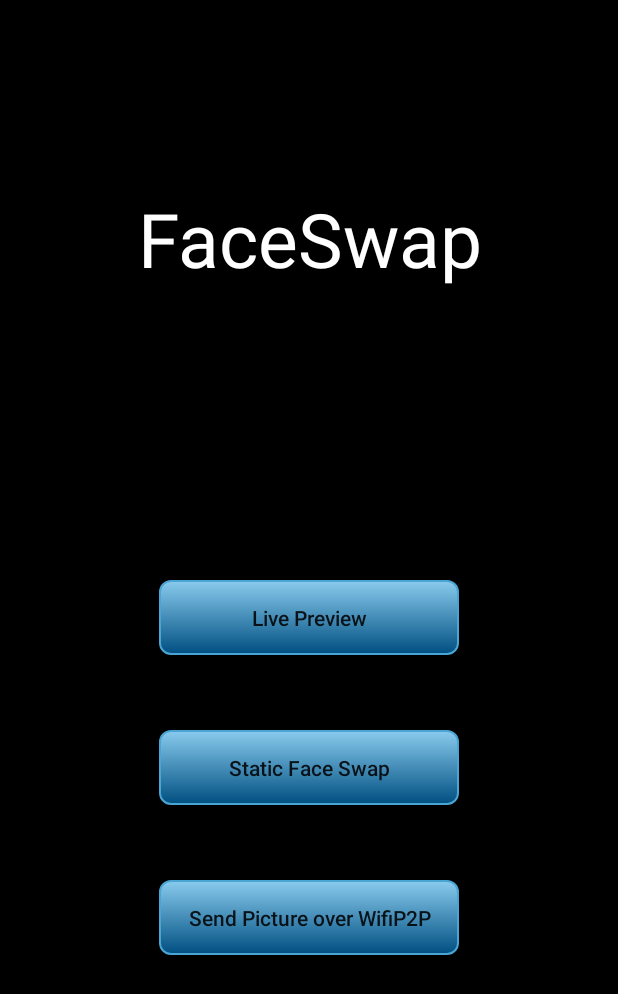
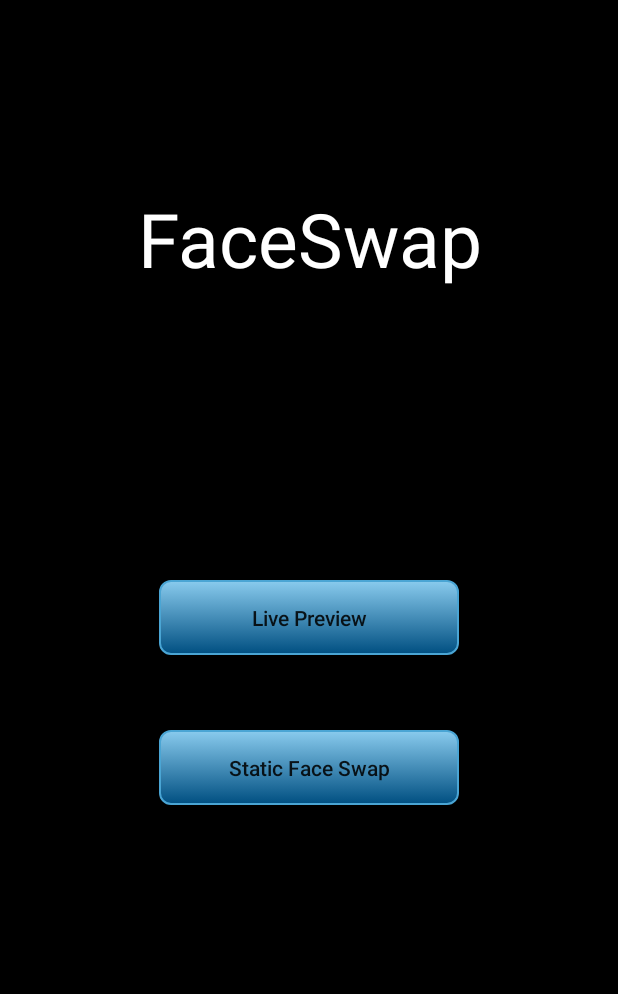
Before and after one commit to MrKhantee/faceSWAPBasicVersion, an Android app: the screen it shows after launch (MainActivity), on a phone screen of 412 x 824 dp. Shown: the top 994 px of the screen. Run offline under Robolectric (Android 15) with nearby library versions, the phone set to English and light mode, and no system bars.

Commit message:
ABORT EVERYTHING

```diff
--- a/app/src/main/java/com/example/niol/faceswap/MainActivity.java
+++ b/app/src/main/java/com/example/niol/faceswap/MainActivity.java
@@ -30,7 +30,6 @@ public class MainActivity extends AppCompatActivity {
         //setSupportActionBar(toolbar);
 
         final Button button_take_picture = (Button) findViewById(R.id.take_picture);
-        final Button button_transfer_picture = (Button) findViewById(R.id.transfer_picture);
         final Button button_face_swap = (Button) findViewById(R.id.face_swap);
 
         button_take_picture.setOnClickListener(new View.OnClickListener() {
@@ -39,12 +38,7 @@ public class MainActivity extends AppCompatActivity {
                 dispatchTakePictureIntent();
             }
         });
-        button_transfer_picture.setOnClickListener(new View.OnClickListener() {
-            public void onClick(View v) {
-                // Perform action on click
-                sendPicture(v);
-            }
-        });
+
         button_face_swap.setOnClickListener(new View.OnClickListener() {
             public void onClick(View v) {
                 // Perform action on click
--- a/app/src/main/res/layout/activity_main.xml
+++ b/app/src/main/res/layout/activity_main.xml
@@ -45,20 +45,6 @@
                 android:layout_alignStart="@+id/take_picture"
                 android:layout_marginTop="50dp"/>
 
-            <Button
-                android:id="@+id/transfer_picture"
-                android:layout_height="50dp"
-                android:layout_width="200dp"
-                android:textAllCaps="false"
-                android:text="Send Picture over WifiP2P"
-                android:onClick="selfDestruct"
-                android:layout_gravity="center_horizontal"
-                android:layout_below="@+id/face_swap"
-                android:layout_marginTop="50dp"
-                android:background="@drawable/bg_button"
-                android:layout_alignLeft="@+id/face_swap"
-                android:layout_alignStart="@+id/face_swap" />
-
             <TextView
                 android:layout_width="wrap_content"
                 android:layout_height="wrap_content"
```
Also changed, not shown: app/src/main/java/com/example/niol/faceswap/FaceSwapActivity.java (+1 -27 lines), app/src/main/java/com/example/niol/faceswap/FaceSwapApplication.java (+11 -0 lines), app/src/main/java/com/example/niol/faceswap/livedetect/CameraActivity.java (+13 -17 lines), app/src/main/java/com/example/niol/faceswap/livedetect/FaceOverlayView.java (+7 -28 lines), app/src/main/res/layout/activity_face_swap.xml (+2 -16 lines).
